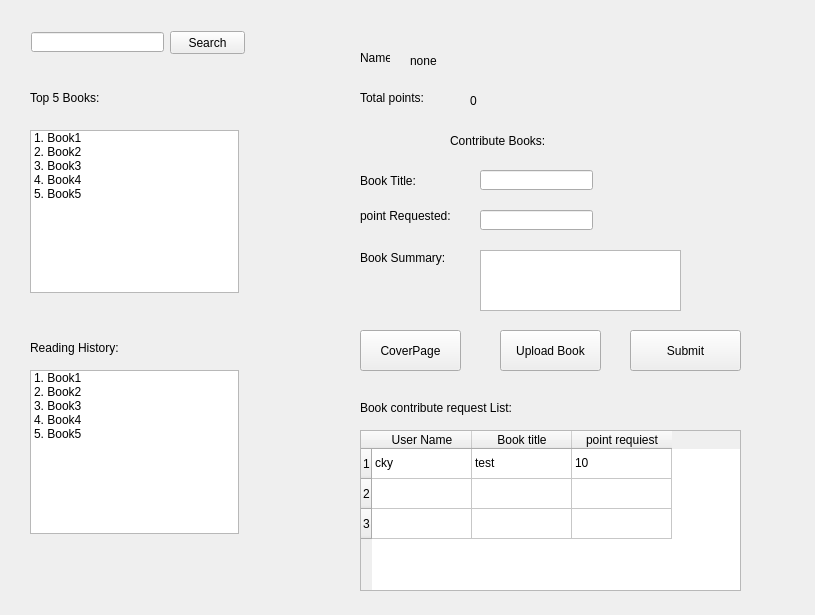
Above: library/ui/SuperUserGUI.ui from josephxwf/E-library before the change. Below: the same form after it.
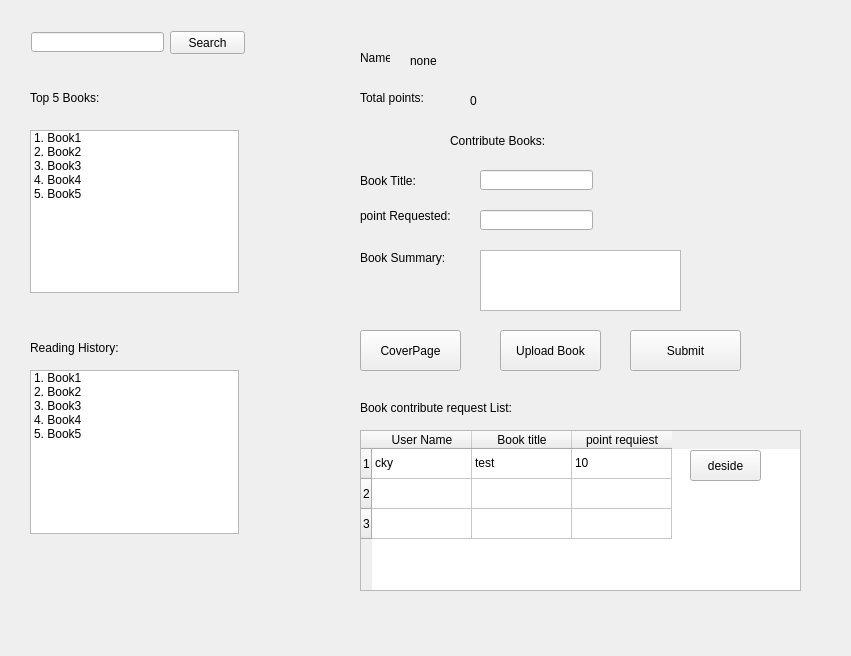
That is the form after the change.

The edit to the form file:
```diff
--- a/library/ui/SuperUserGUI.ui
+++ b/library/ui/SuperUserGUI.ui
@@ -6,8 +6,8 @@
    <rect>
     <x>0</x>
     <y>0</y>
-    <width>815</width>
-    <height>615</height>
+    <width>851</width>
+    <height>656</height>
    </rect>
   </property>
   <property name="windowTitle">
@@ -162,7 +162,7 @@
     <rect>
      <x>360</x>
      <y>430</y>
-     <width>381</width>
+     <width>441</width>
      <height>161</height>
     </rect>
    </property>
@@ -378,6 +378,19 @@
     <string>Book contribute request List:</string>
    </property>
   </widget>
+  <widget class="QPushButton" name="pushButton">
+   <property name="geometry">
+    <rect>
+     <x>690</x>
+     <y>450</y>
+     <width>71</width>
+     <height>31</height>
+    </rect>
+   </property>
+   <property name="text">
+    <string>deside</string>
+   </property>
+  </widget>
  </widget>
  <resources/>
  <connections/>
```
